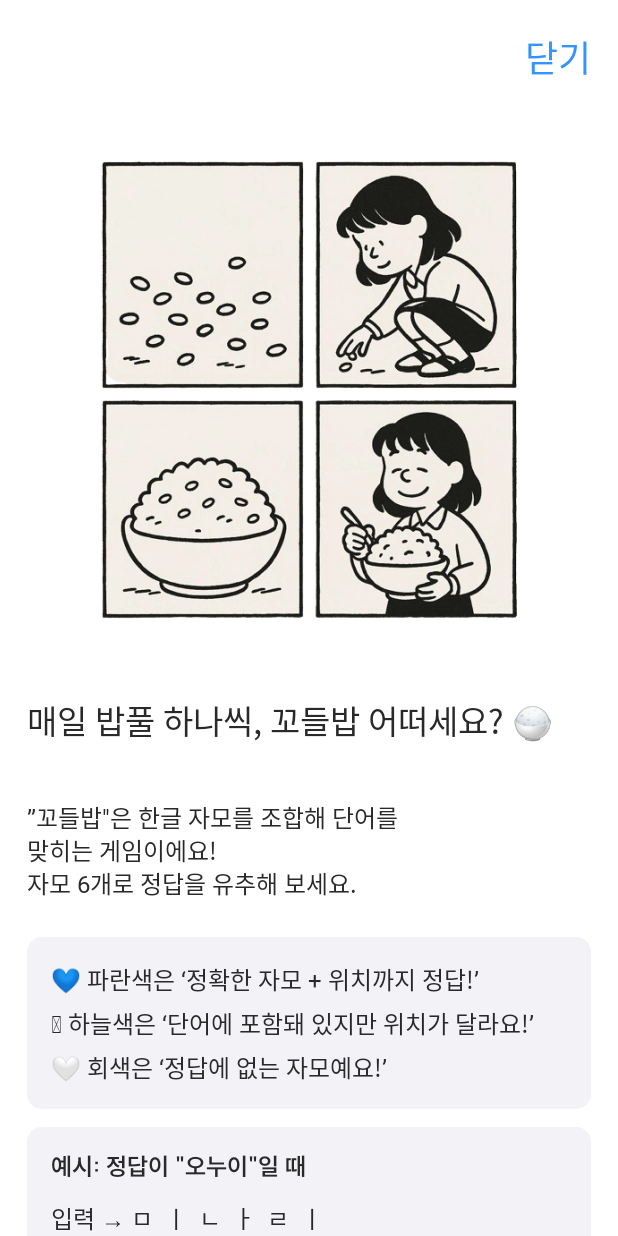
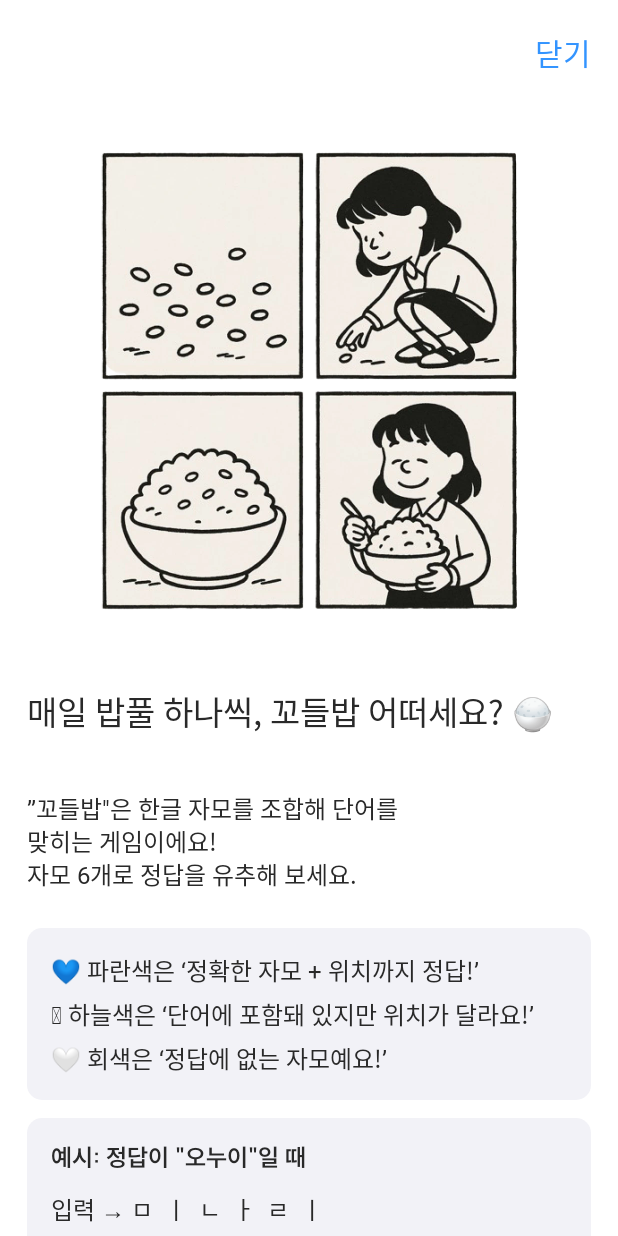
Before and after one commit to youngjinc/KkodleBap, an Android app built with Jetpack Compose: the @Preview function PreviewTutorialModalContent, on a phone screen of 412 x 824 dp. Run offline under Robolectric (Android 15) with nearby library versions, the phone set to English and light mode, and no system bars; Roboto replaces fonts that are not available here.

Commit message:
📋 파일 경로 이동

```diff
--- a/app/src/main/AndroidManifest.xml
+++ b/app/src/main/AndroidManifest.xml
@@ -13,7 +13,7 @@
         android:theme="@style/Theme.Kkodlebap"
         tools:targetApi="31">
         <activity
-            android:name=".presentation.MainActivity"
+            android:name=".presentation.activity.MainActivity"
             android:exported="true"
             android:label="@string/app_name"
             android:theme="@style/Theme.Kkodlebap">
--- a/app/src/main/java/com/oznnni/kkodlebap/presentation/MainActivity.kt
+++ b/app/src/main/java/com/oznnni/kkodlebap/presentation/activity/MainActivity.kt
@@ -1,4 +1,4 @@
-package com.oznnni.kkodlebap.presentation
+package com.oznnni.kkodlebap.presentation.activity
 
 import android.os.Bundle
 import androidx.activity.ComponentActivity
--- a/app/src/main/java/com/oznnni/kkodlebap/presentation/GameResultAlertContent.kt
+++ b/app/src/main/java/com/oznnni/kkodlebap/presentation/content/GameResultAlertContent.kt
@@ -1,4 +1,4 @@
-package com.oznnni.kkodlebap.presentation
+package com.oznnni.kkodlebap.presentation.content
 
 import androidx.annotation.DrawableRes
 import androidx.compose.foundation.Image
--- a/app/src/main/java/com/oznnni/kkodlebap/presentation/TutorialModalContent.kt
+++ b/app/src/main/java/com/oznnni/kkodlebap/presentation/content/TutorialModalContent.kt
@@ -1,4 +1,4 @@
-package com.oznnni.kkodlebap.presentation
+package com.oznnni.kkodlebap.presentation.content
 
 import androidx.compose.foundation.Image
 import androidx.compose.foundation.background
@@ -44,7 +44,7 @@ fun TutorialModalContent(
                 .padding(18.dp)
                 .align(Alignment.End),
             text = "닫기",
-            style = Typography.SuitR1,
+            style = Typography.SuitR2,
             color = KkodlebapTheme.colors.blue600
         )
 
--- a/app/src/main/java/com/oznnni/kkodlebap/presentation/PlaygroundScreen.kt
+++ b/app/src/main/java/com/oznnni/kkodlebap/presentation/screen/PlaygroundScreen.kt
@@ -1,4 +1,4 @@
-package com.oznnni.kkodlebap.presentation
+package com.oznnni.kkodlebap.presentation.screen
 
 import androidx.annotation.DrawableRes
 import androidx.compose.foundation.Image
@@ -40,6 +40,9 @@ import androidx.compose.ui.util.fastForEach
 import com.oznnni.kkodlebap.R
 import com.oznnni.kkodlebap.designsystem.KkodlebapAlert
 import com.oznnni.kkodlebap.designsystem.KkodlebapModal
+import com.oznnni.kkodlebap.presentation.content.GameResultAlertContent
+import com.oznnni.kkodlebap.presentation.content.GameResultRes
+import com.oznnni.kkodlebap.presentation.content.TutorialModalContent
 import com.oznnni.kkodlebap.ui.theme.KkodlebapTheme
 import com.oznnni.kkodlebap.ui.theme.Typography
 import kotlinx.coroutines.launch
--- a/app/src/main/java/com/oznnni/kkodlebap/presentation/SplashScreen.kt
+++ b/app/src/main/java/com/oznnni/kkodlebap/presentation/screen/SplashScreen.kt
@@ -1,4 +1,4 @@
-package com.oznnni.kkodlebap.presentation
+package com.oznnni.kkodlebap.presentation.screen
 
 import androidx.compose.foundation.Image
 import androidx.compose.foundation.background
--- a/app/src/main/java/com/oznnni/kkodlebap/ui/theme/Type.kt
+++ b/app/src/main/java/com/oznnni/kkodlebap/ui/theme/Type.kt
@@ -66,6 +66,14 @@ object Typography {
         platformStyle = PlatformTextStyle(includeFontPadding = true),
     )
 
+    val SuitR2 = TextStyle(
+        fontFamily = Suit,
+        fontSize = 20.sp,
+        fontWeight = FontWeight.Normal,
+        lineHeight = 26.sp,
+        platformStyle = PlatformTextStyle(includeFontPadding = true),
+    )
+
     val SuitR4 = TextStyle(
         fontFamily = Suit,
         fontSize = 16.sp,
```
